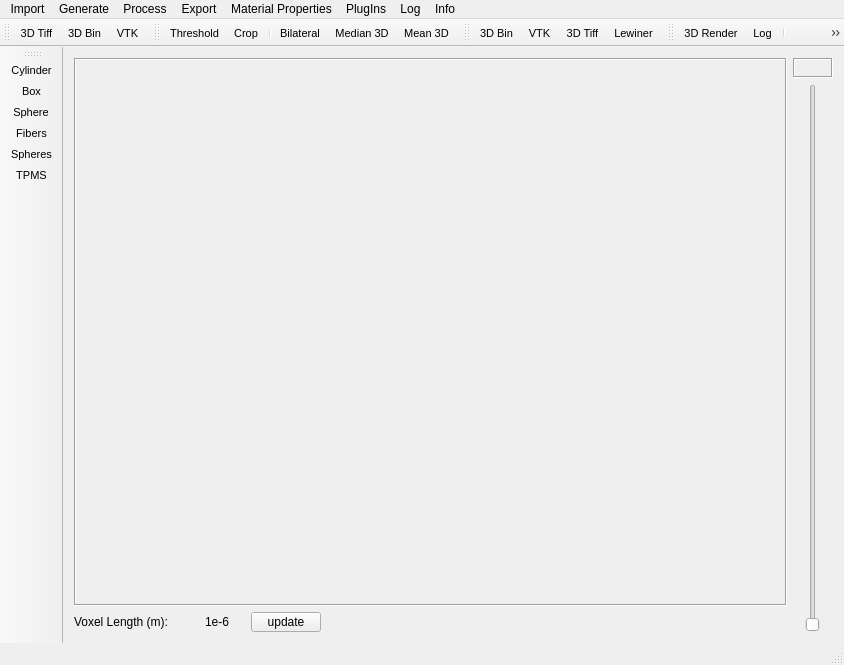
This is gui/src/mainwindow.ui in nasa/puma as Qt 5 draws it before an edit. The edited form follows.
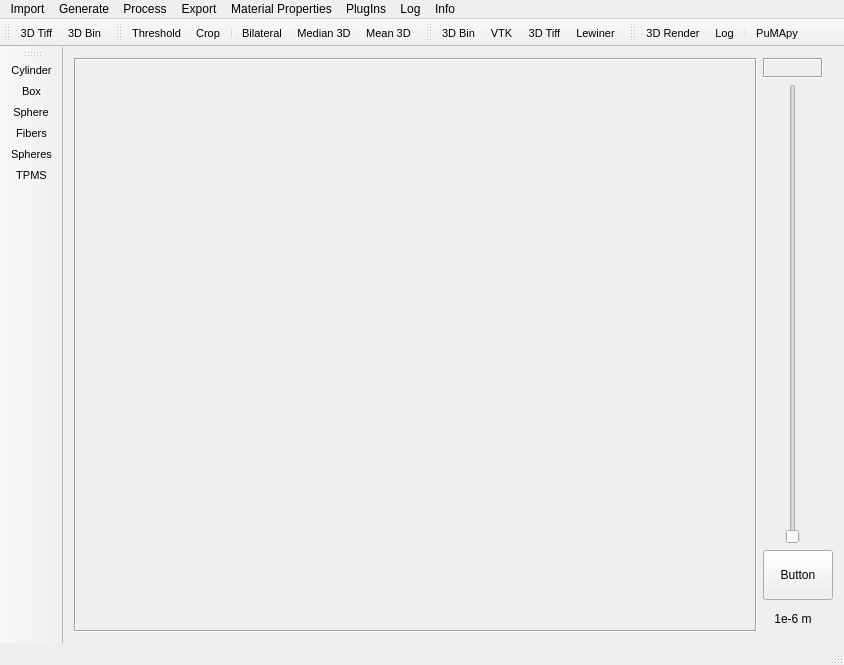
This is the edited form. Icons and pictures are not drawn.

Patch:
```diff
--- a/gui/src/mainwindow.ui
+++ b/gui/src/mainwindow.ui
@@ -18,150 +18,117 @@
     <normaloff>:/extras/images/Logo_CircleNASA.png</normaloff>:/extras/images/Logo_CircleNASA.png</iconset>
   </property>
   <widget class="QWidget" name="centralWidget">
-   <layout class="QHBoxLayout" name="horizontalLayout_2">
+   <layout class="QHBoxLayout" name="horizontalLayout">
+    <item>
+     <widget class="QLabel" name="mainLabel">
+      <property name="frameShape">
+       <enum>QFrame::Box</enum>
+      </property>
+      <property name="frameShadow">
+       <enum>QFrame::Sunken</enum>
+      </property>
+      <property name="text">
+       <string/>
+      </property>
+     </widget>
+    </item>
     <item>
      <layout class="QVBoxLayout" name="verticalLayout_2">
       <item>
-       <widget class="QLabel" name="mainLabel">
-        <property name="frameShape">
-         <enum>QFrame::Box</enum>
+       <layout class="QVBoxLayout" name="verticalLayout">
+        <property name="sizeConstraint">
+         <enum>QLayout::SetFixedSize</enum>
         </property>
-        <property name="frameShadow">
-         <enum>QFrame::Sunken</enum>
-        </property>
-        <property name="text">
-         <string/>
-        </property>
-       </widget>
-      </item>
-      <item>
-       <layout class="QHBoxLayout" name="horizontalLayout">
         <item>
-         <widget class="QLabel" name="voxelLength_Label">
+         <widget class="QLabel" name="sliceLabel">
           <property name="minimumSize">
            <size>
-            <width>125</width>
+            <width>60</width>
             <height>20</height>
            </size>
           </property>
           <property name="maximumSize">
            <size>
-            <width>125</width>
+            <width>60</width>
             <height>20</height>
            </size>
           </property>
-          <property name="text">
-           <string>Voxel Length (m):</string>
+          <property name="frameShape">
+           <enum>QFrame::Box</enum>
           </property>
-         </widget>
-        </item>
-        <item>
-         <widget class="QLabel" name="voxelLength">
-          <property name="sizePolicy">
-           <sizepolicy hsizetype="Preferred" vsizetype="Preferred">
-            <horstretch>0</horstretch>
-            <verstretch>0</verstretch>
-           </sizepolicy>
+          <property name="frameShadow">
+           <enum>QFrame::Sunken</enum>
           </property>
-          <property name="minimumSize">
-           <size>
-            <width>40</width>
-            <height>20</height>
-           </size>
-          </property>
-          <property name="maximumSize">
-           <size>
-            <width>200</width>
-            <height>20</height>
-           </size>
-          </property>
           <property name="text">
-           <string>1e-6</string>
+           <string/>
           </property>
+          <property name="alignment">
+           <set>Qt::AlignCenter</set>
+          </property>
          </widget>
         </item>
         <item>
-         <widget class="QPushButton" name="updateVoxelLength_Button">
+         <widget class="QSlider" name="verticalSlider">
           <property name="minimumSize">
            <size>
-            <width>70</width>
-            <height>20</height>
+            <width>60</width>
+            <height>0</height>
            </size>
           </property>
-          <property name="maximumSize">
-           <size>
-            <width>70</width>
-            <height>20</height>
-           </size>
-          </property>
-          <property name="text">
-           <string>update</string>
-          </property>
-         </widget>
-        </item>
-        <item>
-         <spacer name="horizontalSpacer">
           <property name="orientation">
-           <enum>Qt::Horizontal</enum>
+           <enum>Qt::Vertical</enum>
           </property>
-          <property name="sizeHint" stdset="0">
-           <size>
-            <width>40</width>
-            <height>20</height>
-           </size>
-          </property>
-         </spacer>
+         </widget>
         </item>
        </layout>
       </item>
-     </layout>
-    </item>
-    <item>
-     <layout class="QVBoxLayout" name="verticalLayout">
-      <property name="sizeConstraint">
-       <enum>QLayout::SetFixedSize</enum>
-      </property>
       <item>
-       <widget class="QLabel" name="sliceLabel">
+       <widget class="QPushButton" name="updateVoxelLength_Button">
         <property name="minimumSize">
          <size>
-          <width>40</width>
-          <height>20</height>
+          <width>70</width>
+          <height>50</height>
          </size>
         </property>
         <property name="maximumSize">
          <size>
-          <width>40</width>
-          <height>20</height>
+          <width>70</width>
+          <height>50</height>
          </size>
         </property>
-        <property name="frameShape">
-         <enum>QFrame::Box</enum>
+        <property name="text">
+         <string>Button</string>
         </property>
-        <property name="frameShadow">
-         <enum>QFrame::Sunken</enum>
+       </widget>
+      </item>
+      <item>
+       <widget class="QLabel" name="voxelLength">
+        <property name="sizePolicy">
+         <sizepolicy hsizetype="Preferred" vsizetype="Preferred">
+          <horstretch>0</horstretch>
+          <verstretch>0</verstretch>
+         </sizepolicy>
         </property>
+        <property name="minimumSize">
+         <size>
+          <width>60</width>
+          <height>26</height>
+         </size>
+        </property>
+        <property name="maximumSize">
+         <size>
+          <width>60</width>
+          <height>26</height>
+         </size>
+        </property>
         <property name="text">
-         <string/>
+         <string>1e-6 m</string>
         </property>
         <property name="alignment">
          <set>Qt::AlignCenter</set>
         </property>
        </widget>
       </item>
-      <item>
-       <widget class="QSlider" name="verticalSlider">
-        <property name="minimumSize">
-         <size>
-          <width>40</width>
-          <height>0</height>
-         </size>
-        </property>
-        <property name="orientation">
-         <enum>Qt::Vertical</enum>
-        </property>
-       </widget>
-      </item>
      </layout>
     </item>
    </layout>
@@ -352,7 +319,6 @@
    </attribute>
    <addaction name="actionEntireImage"/>
    <addaction name="action3D_Raw"/>
-   <addaction name="actionVTK"/>
   </widget>
   <widget class="QStatusBar" name="statusBar"/>
   <widget class="QToolBar" name="toolBar_3">
```
